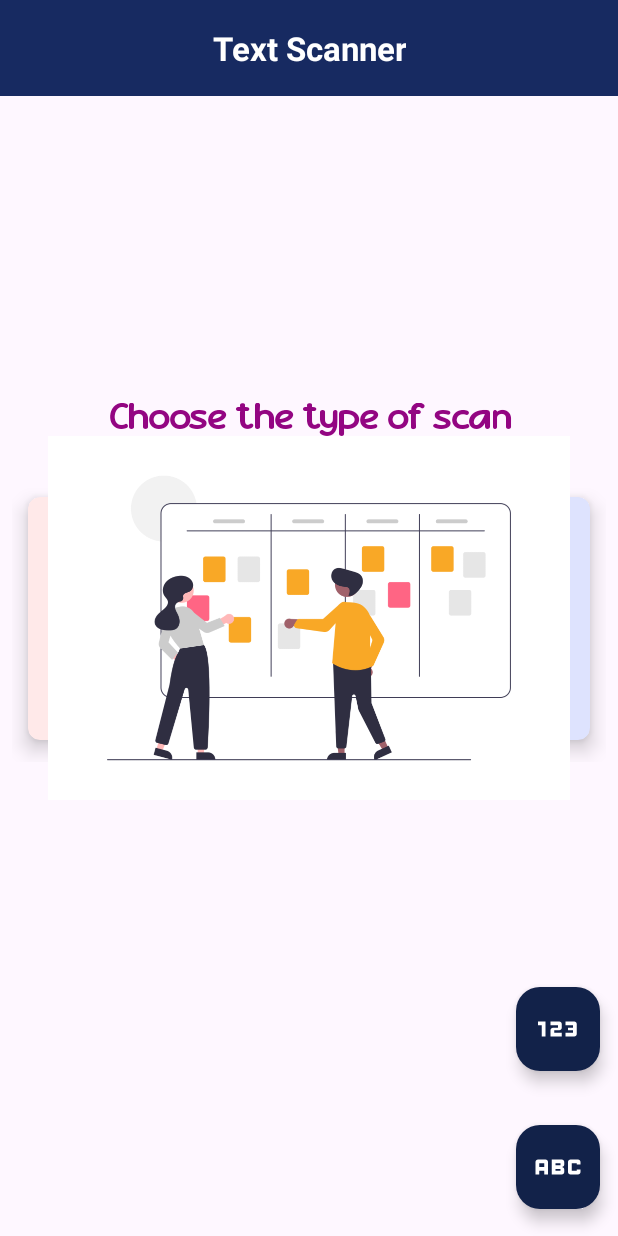
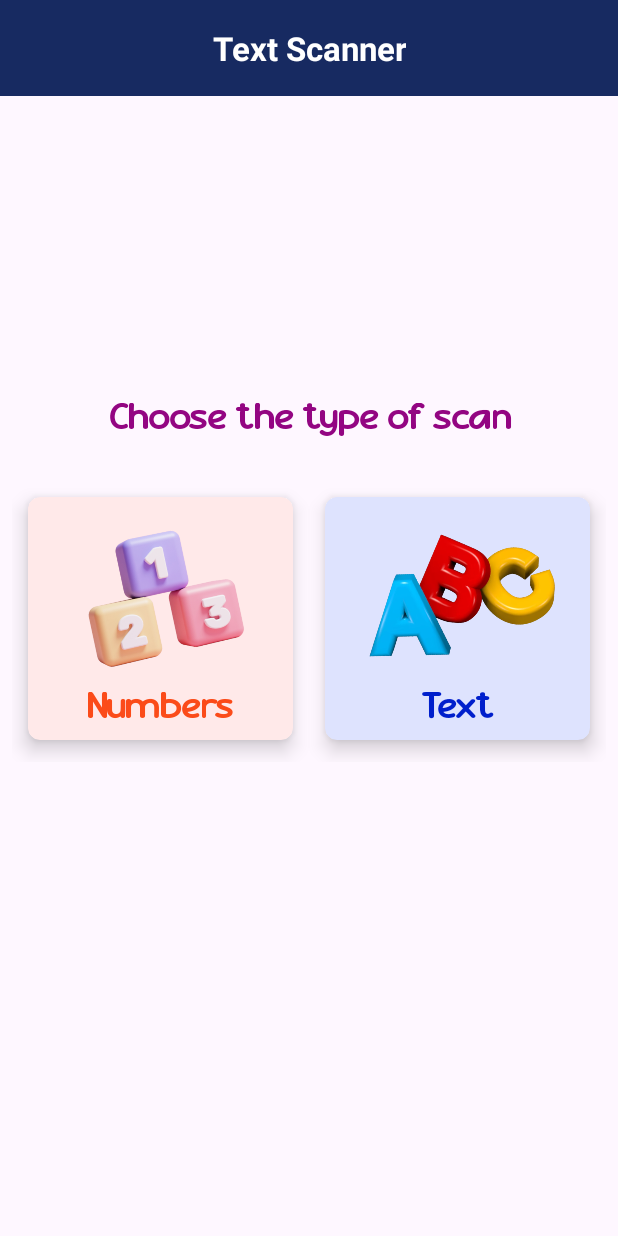
Before and after one commit to Mohamed-Hosam-eldien/Text_Scanner, an Android app: the screen it shows after launch (MainActivity), on a phone screen of 412 x 824 dp. Run offline under Robolectric (Android 15) with nearby library versions, the phone set to English and light mode, and no system bars; our stand-ins replace Dagger/Hilt's generated code; libraries missing offline, so code that uses them is left out: com.google.mlkit.vision, com.theartofdev.edmodo.

Commit message:
create NoteActivity and ReviewNumbersActivity, refactor UI of MainActivity and design UI of ReviewNumbersActivity

```diff
--- a/app/src/main/java/com/codingtester/textscanner/presentation/ui/main/SaveFileDialog.kt
+++ b/app/src/main/java/com/codingtester/textscanner/presentation/ui/main/SaveFileDialog.kt
@@ -16,6 +16,8 @@ import androidx.core.content.ContextCompat
 import androidx.fragment.app.DialogFragment
 import com.codingtester.textscanner.R
 import com.codingtester.textscanner.databinding.SaveFileLayoutBinding
+import com.codingtester.textscanner.presentation.utils.Constants.NOTE_DATE
+import com.codingtester.textscanner.presentation.utils.Constants.NOTE_TITLE
 import com.codingtester.textscanner.presentation.utils.ScannerHelper.getDateFromMille
 import dagger.hilt.android.AndroidEntryPoint
 import org.apache.poi.xwpf.usermodel.ParagraphAlignment
@@ -40,8 +42,8 @@ class SaveFileDialog : DialogFragment() {
     override fun onCreate(savedInstanceState: Bundle?) {
         super.onCreate(savedInstanceState)
         // get data of note that user selected to save
-        noteDate = arguments?.getLong(MainActivity.NOTE_DATE)
-        noteTitle = arguments?.getString(MainActivity.NOTE_TITLE)
+        noteDate = arguments?.getLong(NOTE_DATE)
+        noteTitle = arguments?.getString(NOTE_TITLE)
 
         // this path that file will save on it
         filePath = Environment.getExternalStoragePublicDirectory(
--- a/app/src/main/java/com/codingtester/textscanner/presentation/ui/review/ReviewActivity.kt
+++ b/app/src/main/java/com/codingtester/textscanner/presentation/ui/review/ReviewTextActivity.kt
@@ -8,13 +8,13 @@ import androidx.appcompat.app.AppCompatActivity
 import com.codingtester.textscanner.R
 import com.codingtester.textscanner.databinding.ActivityReviewBinding
 import com.codingtester.textscanner.domain.model.Note
-import com.codingtester.textscanner.presentation.ui.main.MainActivity
+import com.codingtester.textscanner.presentation.utils.Constants.TEXT_AFTER_REC
 import com.codingtester.textscanner.presentation.utils.ScannerHelper.copyToClipboard
 import com.codingtester.textscanner.presentation.viewmodel.NoteViewModel
 import dagger.hilt.android.AndroidEntryPoint
 
 @AndroidEntryPoint
-class ReviewActivity : AppCompatActivity() {
+class ReviewTextActivity : AppCompatActivity() {
 
     private val viewModel by viewModels<NoteViewModel>()
     private lateinit var binding: ActivityReviewBinding
@@ -24,7 +24,7 @@ class ReviewActivity : AppCompatActivity() {
         binding = ActivityReviewBinding.inflate(layoutInflater)
         setContentView(binding.root)
 
-        intent.getStringExtra(MainActivity.TEXT_AFTER_REC)?.let { content ->
+        intent.getStringExtra(TEXT_AFTER_REC)?.let { content ->
             binding.edtText.setText(content)
         }
 
--- a/app/src/main/java/com/codingtester/textscanner/presentation/utils/ScannerHelper.kt
+++ b/app/src/main/java/com/codingtester/textscanner/presentation/utils/ScannerHelper.kt
@@ -10,7 +10,6 @@ import java.util.Date
 import java.util.Locale
 
 object ScannerHelper {
-
     fun getDateFromMille(noteDate: Long?): String {
         val formatter = SimpleDateFormat("dd/MM/yyyy - hh:mm", Locale.getDefault())
         return noteDate?.let { formatter.format(Date(noteDate)) }.toString()
--- a/app/src/main/res/layout/activity_main.xml
+++ b/app/src/main/res/layout/activity_main.xml
@@ -15,7 +15,7 @@
         <TextView
             android:layout_width="wrap_content"
             android:layout_height="wrap_content"
-            android:text="Text Scanner"
+            android:text="@string/text_scanner"
             android:gravity="center"
             android:textSize="22sp"
             android:layout_gravity="center"
@@ -27,7 +27,7 @@
     <TextView
         android:layout_width="match_parent"
         android:layout_height="wrap_content"
-        android:text="Choose the type of scan"
+        android:text="@string/choose_the_type_of_scan"
         app:layout_constraintStart_toStartOf="parent"
         app:layout_constraintEnd_toEndOf="parent"
         android:layout_marginBottom="24dp"
@@ -51,19 +51,20 @@
         app:layout_constraintTop_toTopOf="parent">
 
         <androidx.cardview.widget.CardView
-            android:id="@+id/cardText"
+            android:id="@+id/cardNumber"
             android:layout_width="0dp"
             android:layout_height="wrap_content"
             android:layout_weight="1"
             app:cardCornerRadius="8dp"
             app:cardElevation="8dp"
-            app:cardBackgroundColor="#FFE9E9"
+            app:cardBackgroundColor="@color/light_pink"
             app:cardUseCompatPadding="true">
 
             <LinearLayout
                 android:layout_width="wrap_content"
                 android:layout_height="wrap_content"
-                android:orientation="vertical">
+                android:orientation="vertical"
+                tools:ignore="UseCompoundDrawables">
 
                 <ImageView
                     android:layout_width="wrap_content"
@@ -79,7 +80,7 @@
                     android:layout_marginBottom="8dp"
                     android:gravity="center"
                     android:fontFamily="@font/cherile"
-                    android:text="Numbers"
+                    android:text="@string/numbers"
                     android:textColor="#FB4B19"
                     android:textSize="24sp"
                     android:textStyle="bold" />
@@ -89,19 +90,20 @@
         </androidx.cardview.widget.CardView>
 
         <androidx.cardview.widget.CardView
-            android:id="@+id/cardNumber"
+            android:id="@+id/cardText"
             android:layout_width="0dp"
             android:layout_height="wrap_content"
             android:layout_weight="1"
             app:cardCornerRadius="8dp"
             app:cardElevation="8dp"
-            app:cardBackgroundColor="#DEE3FE"
+            app:cardBackgroundColor="@color/light_blue"
             app:cardUseCompatPadding="true">
 
             <LinearLayout
                 android:layout_width="wrap_content"
                 android:layout_height="wrap_content"
-                android:orientation="vertical">
+                android:orientation="vertical"
+                tools:ignore="UseCompoundDrawables">
 
                 <ImageView
                     android:layout_width="wrap_content"
@@ -117,7 +119,7 @@
                     android:layout_gravity="center"
                     android:layout_marginBottom="8dp"
                     android:gravity="center"
-                    android:text="Text"
+                    android:text="@string/text"
                     android:fontFamily="@font/cherile"
                     android:textColor="#001FCC"
                     android:textSize="24sp"
@@ -130,66 +132,4 @@
 
     </LinearLayout>
 
-    <com.google.android.material.floatingactionbutton.FloatingActionButton
-        android:id="@+id/btnNumberScan"
-        android:layout_width="wrap_content"
-        android:layout_height="wrap_content"
-        android:contentDescription="@null"
-        android:src="@drawable/baseline_numbers"
-        app:backgroundTint="@color/purple_700"
-        app:layout_constraintBottom_toTopOf="@id/btnTextScan"
-        app:layout_constraintEnd_toEndOf="parent"
-        app:maxImageSize="40dp"
-        app:tint="@android:color/white"
-        app:useCompatPadding="true" />
-
-    <com.google.android.material.floatingactionbutton.FloatingActionButton
-        android:id="@+id/btnTextScan"
-        android:layout_width="wrap_content"
-        android:layout_height="wrap_content"
-        android:contentDescription="@null"
-        android:src="@drawable/baseline_alpha_24"
-        app:backgroundTint="@color/purple_700"
-        app:layout_constraintBottom_toBottomOf="parent"
-        app:layout_constraintEnd_toEndOf="parent"
-        app:maxImageSize="40dp"
-        app:tint="@android:color/white"
-        app:useCompatPadding="true" />
-
-    <ImageView
-        android:id="@+id/imgEmpty"
-        android:layout_width="match_parent"
-        android:layout_height="match_parent"
-        android:contentDescription="@null"
-        android:padding="32dp"
-        android:src="@drawable/empty_note"
-        android:visibility="gone" />
-
-    <androidx.core.widget.NestedScrollView
-        android:layout_width="match_parent"
-        android:layout_height="match_parent">
-
-        <LinearLayout
-            android:layout_width="match_parent"
-            android:layout_height="wrap_content"
-            android:orientation="vertical">
-
-            <androidx.recyclerview.widget.RecyclerView
-                android:id="@+id/recyclerNotes"
-                android:layout_width="match_parent"
-                android:layout_height="wrap_content"
-                android:visibility="gone"
-                app:layout_constraintTop_toTopOf="parent"
-                tools:listitem="@layout/note_layout_linear" />
-
-            <View
-                android:id="@+id/view"
-                android:layout_width="match_parent"
-                android:layout_height="140dp"
-                app:layout_constraintBottom_toBottomOf="parent" />
-
-        </LinearLayout>
-
-    </androidx.core.widget.NestedScrollView>
-
 </androidx.constraintlayout.widget.ConstraintLayout>
--- a/app/src/main/res/values/colors.xml
+++ b/app/src/main/res/values/colors.xml
@@ -6,4 +6,7 @@
     <color name="orange">#FF5722</color>
     <color name="dark_blue">#172A61</color>
     <color name="red">#FF0000</color>
+    <color name="light_pink">#FFE9E9</color>
+    <color name="light_blue">#DEE3FE</color>
+    <color name="light_yellow">#FAFFC7</color>
 </resources>
--- a/app/src/main/res/values/strings.xml
+++ b/app/src/main/res/values/strings.xml
@@ -20,4 +20,10 @@
     <string name="file_saved_successfully">File saved successfully</string>
     <string name="note_has_been_added_successfully">Note has been added successfully</string>
     <string name="copy">Copy</string>
+    <string name="please_update_your_Google_Play_Service_on_your_device">recognition module not be downloaded, please update your Google Play Service on your device</string>
+    <string name="numbers">Numbers</string>
+    <string name="text">Text</string>
+    <string name="text_scanner">Text Scanner</string>
+    <string name="choose_the_type_of_scan">Choose the type of scan</string>
+    <string name="numbers_detected">numbers detected</string>
 </resources>
```
Also changed, not shown: app/src/main/AndroidManifest.xml (+7 -1 lines), app/src/main/java/com/codingtester/textscanner/presentation/ui/main/MainActivity.kt (+65 -112 lines), app/src/main/java/com/codingtester/textscanner/presentation/ui/notes/NotesActivity.kt (added, +88 -0 lines), app/src/main/java/com/codingtester/textscanner/presentation/ui/review/ReviewNumbersActivity.kt (added, +24 -0 lines), app/src/main/java/com/codingtester/textscanner/presentation/utils/Constants.kt (added, +7 -0 lines), app/src/main/res/layout/activity_notes.xml (added, +27 -0 lines), app/src/main/res/layout/activity_review_numbers.xml (added, +176 -0 lines).
